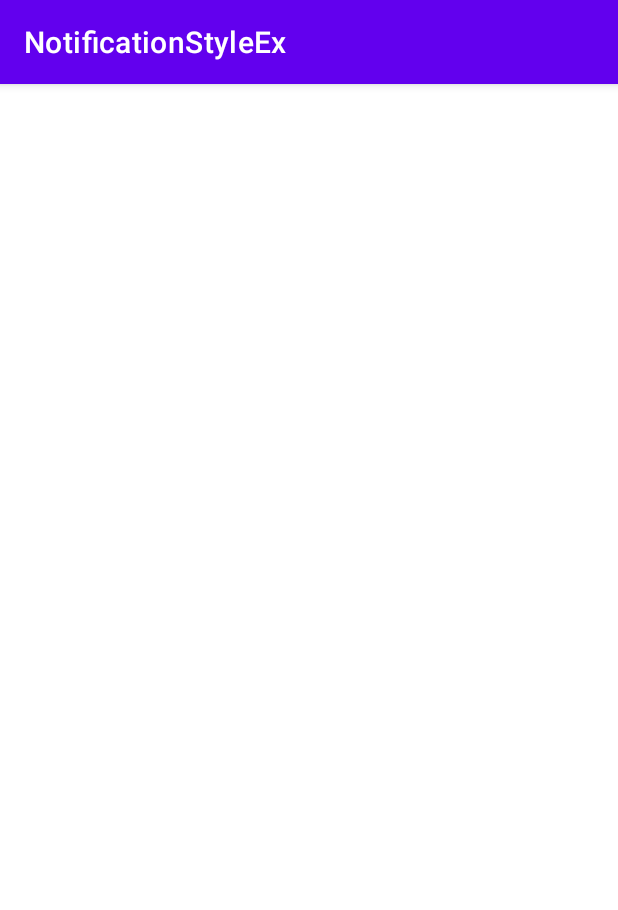
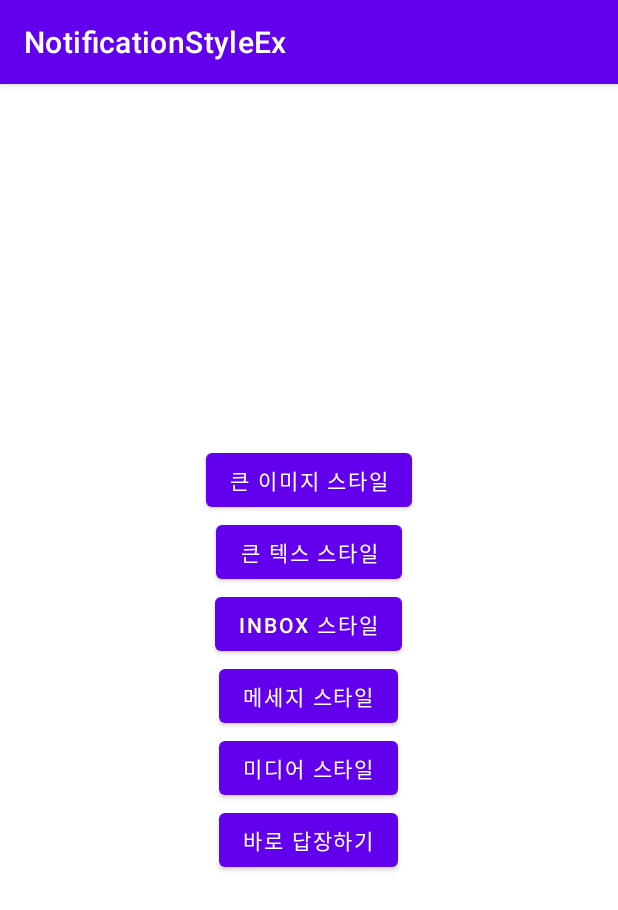
Before and after one commit to hyejineee/AndroidNotificationStyleEx, an Android app: the screen it shows after launch (MainActivity), on a phone screen of 412 x 824 dp. Shown: the top 910 px of the screen. Run offline under Robolectric (Android 15) with nearby library versions, the phone set to English and light mode, and no system bars.

Commit message:
안드로이드 노티피케이션 작업

```diff
--- a/app/build.gradle
+++ b/app/build.gradle
@@ -45,4 +45,6 @@ dependencies {
     testImplementation 'junit:junit:4.+'
     androidTestImplementation 'androidx.test.ext:junit:1.1.3'
     androidTestImplementation 'androidx.test.espresso:espresso-core:3.4.0'
+
+    implementation "androidx.media:media:1.4.2"
 }
--- a/app/src/main/AndroidManifest.xml
+++ b/app/src/main/AndroidManifest.xml
@@ -18,6 +18,11 @@
                 <category android:name="android.intent.category.LAUNCHER" />
             </intent-filter>
         </activity>
+
+
+        <receiver android:name=".MessageReceiver" android:exported="false"/>
+
+
     </application>
 
 </manifest>
--- /dev/null
+++ b/app/src/main/res/drawable/ic_baseline_message_24.xml
@@ -0,0 +1,10 @@
+<vector xmlns:android="http://schemas.android.com/apk/res/android"
+    android:width="24dp"
+    android:height="24dp"
+    android:viewportWidth="24"
+    android:viewportHeight="24"
+    android:tint="?attr/colorControlNormal">
+  <path
+      android:fillColor="@android:color/white"
+      android:pathData="M20,2L4,2c-1.1,0 -1.99,0.9 -1.99,2L2,22l4,-4h14c1.1,0 2,-0.9 2,-2L22,4c0,-1.1 -0.9,-2 -2,-2zM18,14L6,14v-2h12v2zM18,11L6,11L6,9h12v2zM18,8L6,8L6,6h12v2z"/>
+</vector>
--- /dev/null
+++ b/app/src/main/res/drawable/ic_baseline_pause_24.xml
@@ -0,0 +1,5 @@
+<vector android:height="24dp" android:tint="#FFCE00"
+    android:viewportHeight="24" android:viewportWidth="24"
+    android:width="24dp" xmlns:android="http://schemas.android.com/apk/res/android">
+    <path android:fillColor="@android:color/white" android:pathData="M6,19h4L10,5L6,5v14zM14,5v14h4L18,5h-4z"/>
+</vector>
--- /dev/null
+++ b/app/src/main/res/drawable/ic_baseline_play_arrow_24.xml
@@ -0,0 +1,5 @@
+<vector android:height="24dp" android:tint="#FFCE00"
+    android:viewportHeight="24" android:viewportWidth="24"
+    android:width="24dp" xmlns:android="http://schemas.android.com/apk/res/android">
+    <path android:fillColor="@android:color/white" android:pathData="M8,5v14l11,-7z"/>
+</vector>
--- /dev/null
+++ b/app/src/main/res/drawable/ic_baseline_skip_next_24.xml
@@ -0,0 +1,5 @@
+<vector android:height="24dp" android:tint="#FFCE00"
+    android:viewportHeight="24" android:viewportWidth="24"
+    android:width="24dp" xmlns:android="http://schemas.android.com/apk/res/android">
+    <path android:fillColor="@android:color/white" android:pathData="M6,18l8.5,-6L6,6v12zM16,6v12h2V6h-2z"/>
+</vector>
--- /dev/null
+++ b/app/src/main/res/drawable/ic_baseline_skip_previous_24.xml
@@ -0,0 +1,5 @@
+<vector android:height="24dp" android:tint="#FFCE00"
+    android:viewportHeight="24" android:viewportWidth="24"
+    android:width="24dp" xmlns:android="http://schemas.android.com/apk/res/android">
+    <path android:fillColor="@android:color/white" android:pathData="M6,6h2v12L6,18zM9.5,12l8.5,6L18,6z"/>
+</vector>
--- a/app/src/main/res/layout/activity_main.xml
+++ b/app/src/main/res/layout/activity_main.xml
@@ -43,5 +43,12 @@
         android:onClick="handleMediaStyleButton"
         android:text="미디어 스타일"/>
 
+    <Button
+        android:id="@+id/replyNotiButton"
+        android:layout_width="wrap_content"
+        android:layout_height="wrap_content"
+        android:onClick="reply"
+        android:text="바로 답장하기"/>
+
 
 </LinearLayout>
```
Also changed, not shown: app/src/main/java/com/example/notificationstyleex/MainActivity.kt (+55 -5 lines), app/src/main/java/com/example/notificationstyleex/MessageReceiver.kt (added, +20 -0 lines), app/src/main/res/drawable/cover.jpeg (added).
